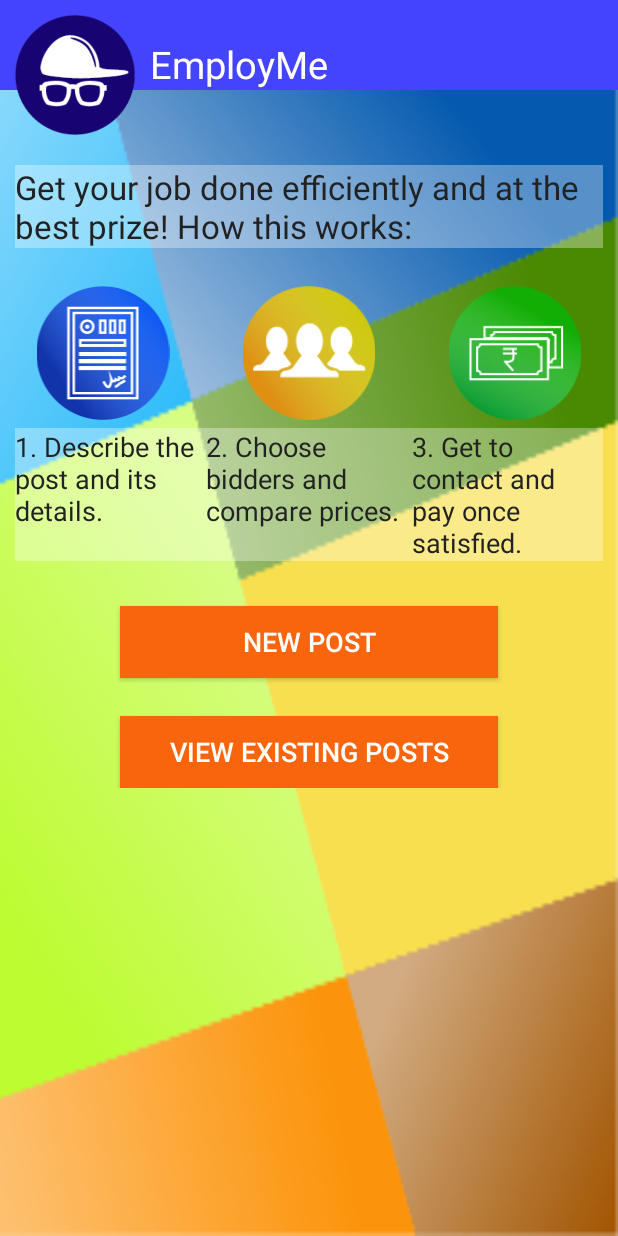
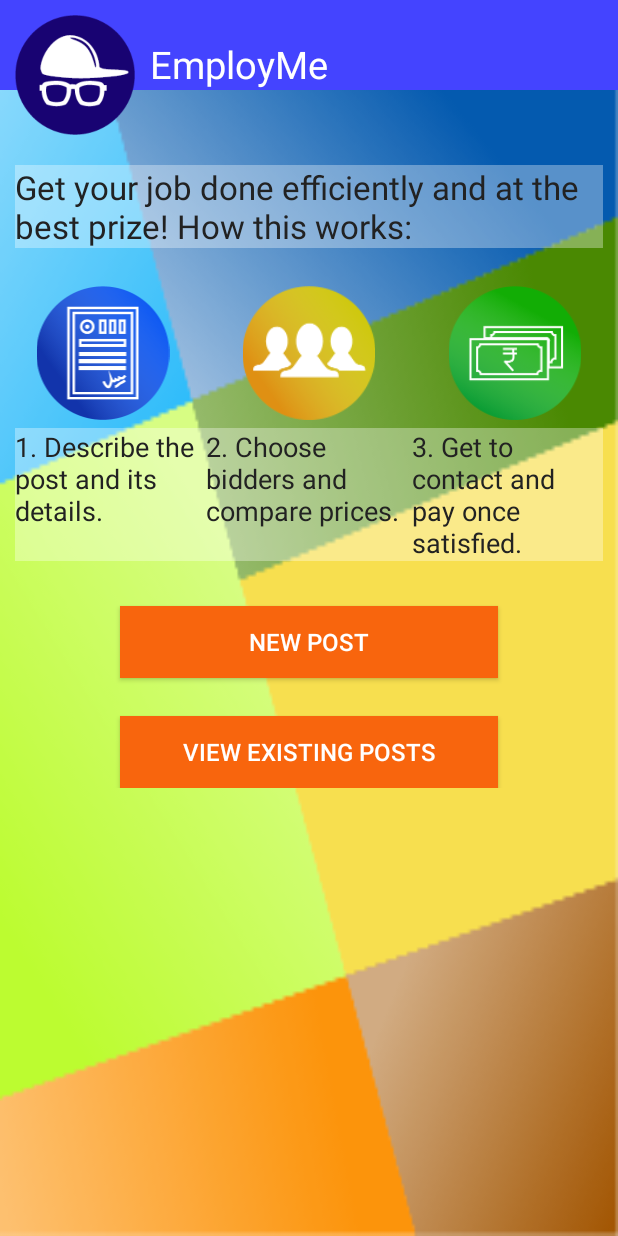
Before and after one commit to anshulshah96/EmployMe, an Android app: the HireStarted screen opened directly, with no data from a screen before it, on a phone screen of 412 x 824 dp. Run offline under Robolectric (Android 15) with nearby library versions, the phone set to English and light mode, and no system bars.

Commit message:
Ui changed

```diff
--- a/app/src/main/java/com/aka/campuslancer/Hire.java
+++ b/app/src/main/java/com/aka/campuslancer/Hire.java
@@ -63,8 +63,9 @@ public class Hire extends Activity  {
             @Override
             public void onClick(View v) {
                 Intent i = new Intent(Hire.this, MapsActivity.class);
+
+                i.putExtra("caller", "Hirer");
                 startActivityForResult(i, 1);
-                i.putExtra("caller", "Hirer");
             }
         });
 
--- a/app/src/main/res/layout/activity_hire_started.xml
+++ b/app/src/main/res/layout/activity_hire_started.xml
@@ -136,7 +136,7 @@
             android:onClick="onclick"
 
             android:text="@string/HireNewProject"
-            android:textSize="18sp"
+            android:textSize="16sp"
             android:textColor="#FFFFFF"
             android:background="#F8650D" />
 
@@ -151,8 +151,9 @@
             android:layout_marginLeft="80dip"
             android:layout_marginRight="80dip"
             android:layout_marginTop="20dip"
-
-            android:textSize="18sp"
+            android:paddingLeft="8dp"
+            android:paddingRight="8dp"
+            android:textSize="16sp"
             android:textColor="#FFFFFF"
             android:background="#F8650D" />
 
--- a/app/src/main/res/layout/activity_work_started.xml
+++ b/app/src/main/res/layout/activity_work_started.xml
@@ -138,13 +138,13 @@
                 android:layout_width="wrap_content"
                 android:layout_height="wrap_content"
                 android:text="@string/SelectCategory"
-                android:textSize="16sp"
+                android:textSize="20sp"
                 android:textColor="#222222"
                 />
 
             <Spinner
                 android:id="@+id/categories_spinner"
-                android:layout_width="220dip"
+                android:layout_width="wrap_content"
                 android:layout_height="wrap_content"
                 />
 
@@ -153,7 +153,7 @@
         <Button
             android:id="@+id/browseProjectsButton"
             android:layout_width="fill_parent"
-            android:layout_height="wrap_content"
+            android:layout_height="match_parent"
 
             android:text="@string/BrowseProjects"
             android:textSize="16sp"
```
